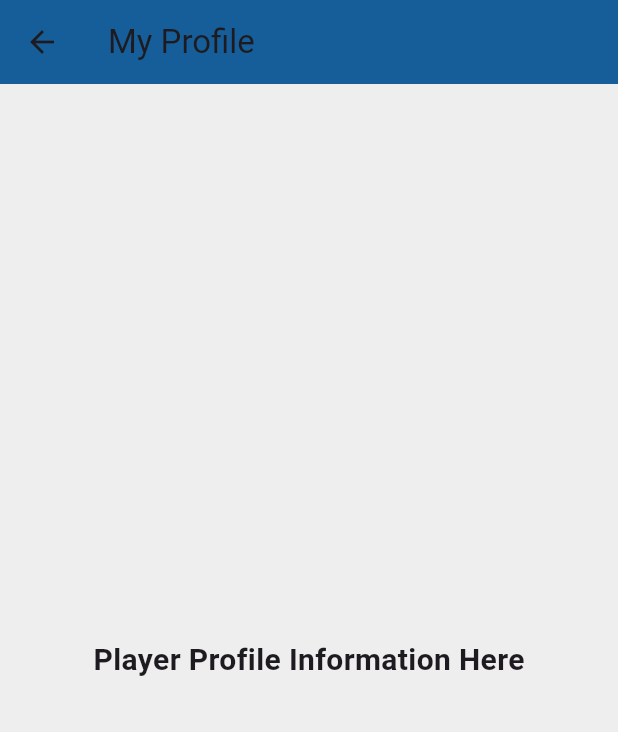
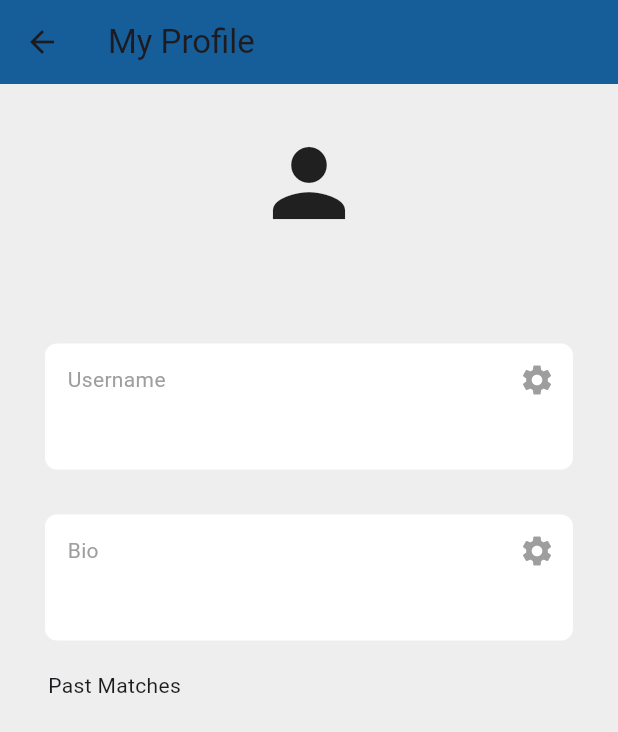
Before and after one commit to NOT-PRO-AMAN/sportfolio, a Flutter app: the screen it shows once a user with an empty profile is signed in, item 2 of the bottom bar chosen, on a phone screen of 412 x 824 dp. Shown: the top 732 px of the screen. Run offline on Flutter 3.47's test engine with Material 3 defaults, Android fonts, the phone set to English and light mode, and no system bars; our stand-ins replace cloud_firestore, firebase_auth, firebase_core; accounts and stored records are empty.

Commit message:
till profilepage baxkend uname and bio

```diff
--- /dev/null
+++ b/lib/components/text_box.dart
@@ -0,0 +1,42 @@
+import 'package:flutter/material.dart';
+
+class MyTextBox extends StatelessWidget {
+  final String text;
+  final String  sectionName;
+  final void Function()? onPressed;
+  const MyTextBox({super.key,
+  required this.text, required this.sectionName, required this.onPressed});
+
+  @override
+  Widget build(BuildContext context) {
+    return Container(
+      decoration: BoxDecoration(
+        color: Colors.white,
+        borderRadius: BorderRadius.circular(8),
+      ),
+      padding: EdgeInsets.only(left: 15,bottom: 15),
+      margin: const EdgeInsets.only(left: 30, right: 30,top: 30),
+      child: Column(
+        crossAxisAlignment: CrossAxisAlignment.start,
+        children: [
+          Row(
+            mainAxisAlignment: MainAxisAlignment.spaceBetween,
+            children: [
+              Text(sectionName,
+              style: TextStyle(
+                color: Colors.grey[500],
+              ),),
+
+              IconButton(onPressed: onPressed,
+              icon: Icon(Icons.settings,
+              color: Colors.grey[500],),)
+            ],
+          ),
+
+          Text(text),
+        ],
+
+      ),
+    );
+  }
+}
--- a/lib/pages/home_page.dart
+++ b/lib/pages/home_page.dart
@@ -49,7 +49,7 @@ class _HomePageState extends State<HomePage> {
       // Navigate to Profile Page
       Navigator.push(
         context,
-        MaterialPageRoute(builder: (context) => const ProfilePage()),
+        MaterialPageRoute(builder: (context) => ProfilePage()),
       );
     } else {
       setState(() {
--- a/lib/pages/profile_page.dart
+++ b/lib/pages/profile_page.dart
@@ -1,7 +1,57 @@
+import 'package:cloud_firestore/cloud_firestore.dart';
+import 'package:firebase_auth/firebase_auth.dart';
 import 'package:flutter/material.dart';
+import 'package:sportfolio/components/text_box.dart';
 
-class ProfilePage extends StatelessWidget {
+class ProfilePage extends StatefulWidget {
   const ProfilePage({super.key});
+
+  @override
+  State<ProfilePage> createState() => _ProfilePageState();
+}
+
+class _ProfilePageState extends State<ProfilePage> {
+  final currentuser = FirebaseAuth.instance.currentUser!;
+
+  // Edit field function
+  Future<void> editField(String field) async {
+    TextEditingController controller = TextEditingController();
+
+    // Show dialog and get result
+    final result = await showDialog<String>(
+      context: context,
+      builder: (context) => AlertDialog(
+        title: Text("Edit $field"),
+        content: TextField(
+          controller: controller,
+          autofocus: true,
+          decoration: InputDecoration(
+            hintText: "Enter new $field",
+          ),
+        ),
+        actions: [
+          TextButton(
+            onPressed: () => Navigator.pop(context), // Cancel
+            child: const Text("Cancel"),
+          ),
+          TextButton(
+            onPressed: () {
+              Navigator.pop(context, controller.text.trim()); // Save
+            },
+            child: const Text("Save"),
+          ),
+        ],
+      ),
+    );
+
+    // Update Firestore if user entered something
+    if (result != null && result.isNotEmpty) {
+      await FirebaseFirestore.instance
+          .collection("Users")
+          .doc(currentuser.email)
+          .update({field: result});
+    }
+  }
 
   @override
   Widget build(BuildContext context) {
@@ -11,11 +61,57 @@ class ProfilePage extends StatelessWidget {
         backgroundColor: const Color.fromARGB(255, 22, 94, 153),
         title: const Text("My Profile"),
       ),
-      body: const Center(
-        child: Text(
-          "Player Profile Information Here",
-          style: TextStyle(fontSize: 20, fontWeight: FontWeight.bold),
-        ),
+      body: StreamBuilder<DocumentSnapshot>(
+        stream: FirebaseFirestore.instance
+            .collection("Users")
+            .doc(currentuser.email)
+            .snapshots(),
+        builder: (context, snapshot) {
+          if (snapshot.hasData) {
+            final userData = snapshot.data!.data() as Map<String, dynamic>;
+            return ListView(
+              children: [
+                const SizedBox(height: 30),
+                const Icon(
+                  Icons.person,
+                  size: 72,
+                ),
+                const SizedBox(height: 10),
+                Text(
+                  currentuser.email!,
+                  textAlign: TextAlign.center,
+                ),
+                const SizedBox(height: 10),
+
+                // Username
+                MyTextBox(
+                  text: userData["username"],
+                  sectionName: "Username",
+                  onPressed: () => editField('username'),
+                ),
+
+                // Bio
+                MyTextBox(
+                  text: userData['bio'],
+                  sectionName: "Bio",
+                  onPressed: () => editField('bio'),
+                ),
+
+                const SizedBox(height: 20),
+                const Padding(
+                  padding: EdgeInsets.only(left: 32),
+                  child: Text(
+                    'Past Matches',
+                  ),
+                ),
+              ],
+            );
+          } else if (snapshot.hasError) {
+            return Center(child: Text("Error: ${snapshot.error}"));
+          }
+
+          return const Center(child: CircularProgressIndicator());
+        },
       ),
     );
   }
--- a/lib/pages/register_page.dart
+++ b/lib/pages/register_page.dart
@@ -2,6 +2,8 @@ import 'package:firebase_auth/firebase_auth.dart';
 import 'package:flutter/material.dart';
 import 'package:sportfolio/components/button.dart';
 import 'package:sportfolio/components/text_feild.dart';
+import 'package:cloud_firestore/cloud_firestore.dart';
+
 class RegisterPage extends StatefulWidget {
   final Function()? onTap;
   const RegisterPage({super.key, required this.onTap});
@@ -42,12 +44,25 @@ class _RegisterPageState extends State<RegisterPage> {
       displayMessage("Password don't match");
       return;
     }
+    // try creating the user
+
     //try catch
     try{
-      await FirebaseAuth.instance.createUserWithEmailAndPassword(
+      UserCredential userCredential = await FirebaseAuth.instance.createUserWithEmailAndPassword(
         email: emailTextController.text,
         password: passwordTextController.text,
         );
+
+        //after creating the user, create a new document in the firebase called users
+        FirebaseFirestore.instance.collection("Users").
+        doc(userCredential.user!.email)
+        .set({
+          'username' : emailTextController.text.split('@')[0],
+          'bio' : "Empty bio..",
+        });
+
+
+
         if (context.mounted) Navigator.pop(context);
     } on FirebaseAuthException catch (e){
       Navigator.pop(context);
--- a/pubspec.yaml
+++ b/pubspec.yaml
@@ -36,6 +36,7 @@ dependencies:
   cupertino_icons: ^1.0.8
   firebase_core: ^4.1.0
   firebase_auth: ^6.0.2
+  cloud_firestore: ^6.0.1
 
 dev_dependencies:
   flutter_test:
```
Also changed, not shown: pubspec.lock, 3 other files.
